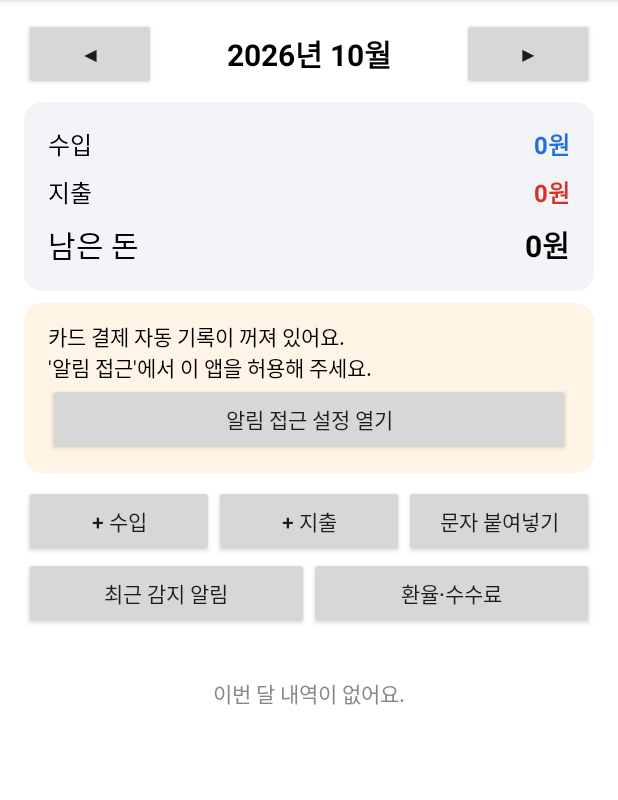
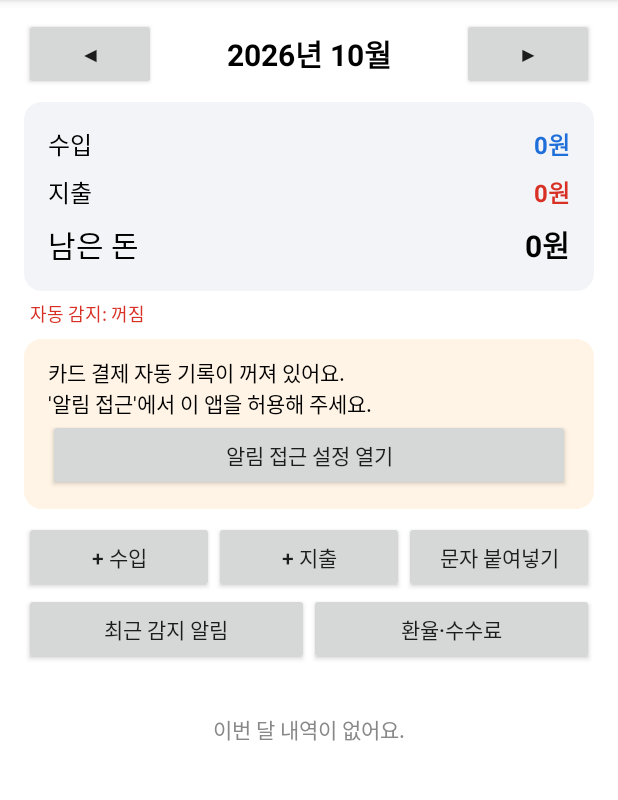
Before and after one commit to lswlight/1st, an Android app: the screen it shows after launch (MainActivity), on a phone screen of 412 x 824 dp, the part 84-884 px from its top. Run offline under Robolectric (Android 15) with nearby library versions, the phone set to English and light mode, and no system bars.

Commit message:
감지 서비스 연결 상태 표시와 자동 재연결
앱 업데이트 후 알림 감지 서비스가 시스템과 다시 연결되지 않아 알림을 하나도 받지 못하는 경우가 있어,
화면을 열 때 연결이 끊겨 있으면 다시 연결을 요청하고 상태(동작 중 / 연결 안 됨)를 표시한다.

Claude-Session: https://claude.ai/code/session_01X3WCR1neKZ2ChjCNRxhHiP

```diff
--- a/expense-app/app/build.gradle.kts
+++ b/expense-app/app/build.gradle.kts
@@ -11,8 +11,8 @@ android {
         applicationId = "com.lswlight.moneybook"
         minSdk = 26
         targetSdk = 35
-        versionCode = 6
-        versionName = "1.5"
+        versionCode = 7
+        versionName = "1.6"
     }
 
     signingConfigs {
--- a/expense-app/app/src/main/java/com/lswlight/moneybook/MainActivity.kt
+++ b/expense-app/app/src/main/java/com/lswlight/moneybook/MainActivity.kt
@@ -9,6 +9,7 @@ import android.graphics.Typeface
 import android.graphics.drawable.GradientDrawable
 import android.os.Bundle
 import android.provider.Settings
+import android.service.notification.NotificationListenerService
 import android.text.InputType
 import android.view.Gravity
 import android.view.View
@@ -36,6 +37,7 @@ class MainActivity : Activity() {
     private lateinit var expenseText: TextView
     private lateinit var balanceText: TextView
     private lateinit var permissionBanner: LinearLayout
+    private lateinit var statusText: TextView
     private lateinit var list: LinearLayout
 
     override fun onCreate(savedInstanceState: Bundle?) {
@@ -47,6 +49,11 @@ class MainActivity : Activity() {
     override fun onResume() {
         super.onResume()
         LedgerDb.onChanged = { refresh() }
+        // 알림 접근은 켜져 있는데 감지 서비스가 연결돼 있지 않으면 (앱 업데이트 직후 등) 다시 연결을 요청한다
+        if (listenerEnabled() && !CardNotificationListener.connected) {
+            NotificationListenerService.requestRebind(ComponentName(this, CardNotificationListener::class.java))
+            monthLabel.postDelayed({ refresh() }, 2000)
+        }
         refresh()
     }
 
@@ -77,6 +84,9 @@ class MainActivity : Activity() {
             expenseText = summaryRow(this, "지출", EXPENSE_COLOR)
             balanceText = summaryRow(this, "남은 돈", Color.BLACK, big = true)
         }, margins(top = 8))
+
+        statusText = text("", 12f, Color.GRAY).apply { setPadding(dp(4), dp(6), 0, 0) }
+        root.addView(statusText)
 
         // 알림 접근 권한 안내
         permissionBanner = vertical().apply {
@@ -112,7 +122,14 @@ class MainActivity : Activity() {
 
     private fun refresh() {
         monthLabel.text = "${month.year}년 ${month.monthValue}월"
-        permissionBanner.visibility = if (listenerEnabled()) View.GONE else View.VISIBLE
+        val enabled = listenerEnabled()
+        permissionBanner.visibility = if (enabled) View.GONE else View.VISIBLE
+        statusText.text = when {
+            !enabled -> "자동 감지: 꺼짐"
+            CardNotificationListener.connected -> "자동 감지: 동작 중 ●"
+            else -> "자동 감지: 연결 안 됨 — 계속 이 상태면 알림 접근을 껐다가 다시 켜 주세요"
+        }
+        statusText.setTextColor(if (enabled && CardNotificationListener.connected) INCOME_COLOR else EXPENSE_COLOR)
 
         val entries = db.month(month)
         val income = entries.filter { it.kind == Kind.INCOME }.sumOf { it.amount }
```
Also changed, not shown: expense-app/app/src/main/java/com/lswlight/moneybook/CardNotificationListener.kt (+14 -0 lines), 1 other file.
